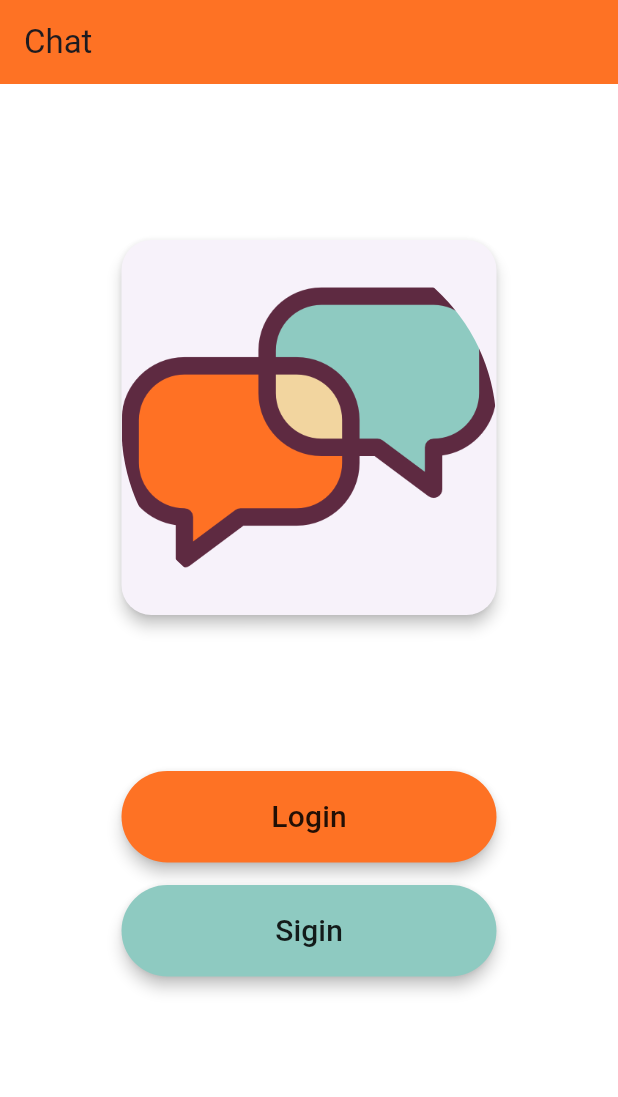
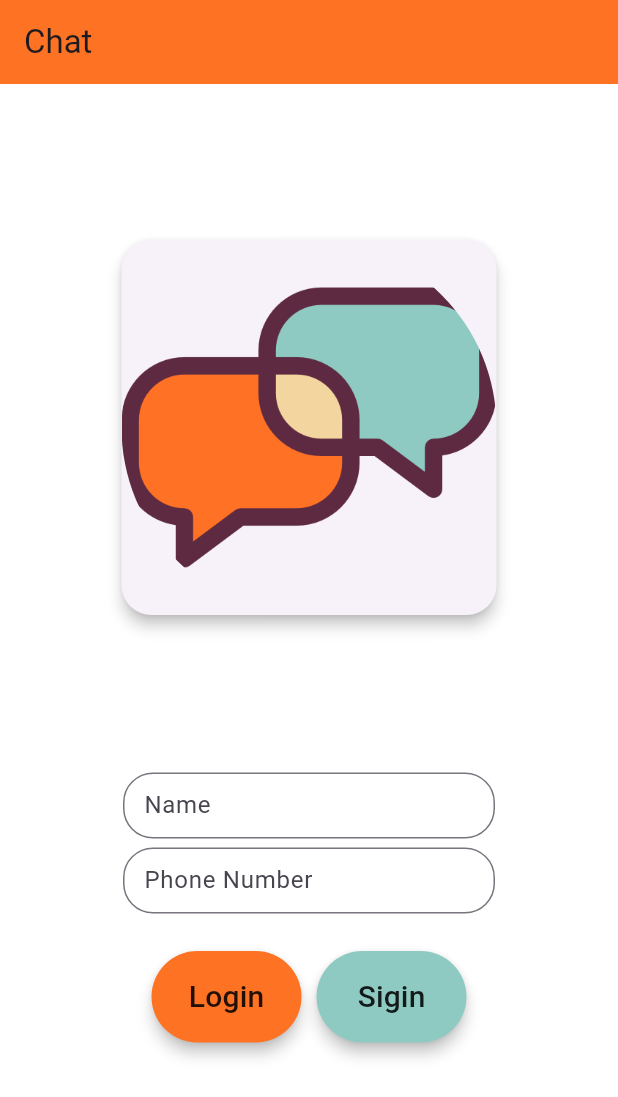
Before and after one commit to qotibaeiad/bring, a Flutter app: the screen it shows after launch, on a phone screen of 412 x 824 dp. Shown: the top 1097 px of the screen. Run offline on Flutter 3.47's test engine with Material 3 defaults, Android fonts, the phone set to English and light mode, and no system bars; our stand-ins replace socket_io_client; accounts and stored records are empty; network calls fail.

Commit message:
add user to database

```diff
--- /dev/null
+++ b/lib/class/user.dart
@@ -0,0 +1,27 @@
+class User {
+  late String name;
+  late String phoneNumber;
+
+  // Private constructor
+  User._private();
+
+  // Singleton instance
+  static final User _instance = User._private();
+
+  // Factory constructor to return the singleton instance
+  factory User() => _instance;
+
+  // Method to set user data
+  void setUserData(String name, String phoneNumber) {
+    this.name = name;
+    this.phoneNumber = phoneNumber;
+  }
+
+  // Method to convert the user to JSON
+  Map<String, dynamic> toJson() {
+    return {
+      'name': name,
+      'phoneNumber': phoneNumber,
+    };
+  }
+}
--- a/lib/main.dart
+++ b/lib/main.dart
@@ -35,7 +35,7 @@ class _MyHomePageState extends State<MyHomePage> {
   @override
   void initState() {
     super.initState();
-    socketService = SocketService('0.0.0.0:3000');
+    socketService = SocketService('192.168.14.9:3000');
     socketService.connect();
     socketService.listenForMessages((data) {
       print('Message from the node server: $data');
@@ -48,8 +48,8 @@ class _MyHomePageState extends State<MyHomePage> {
     super.dispose();
   }
 
-  void sendMessage(dynamic message) {
-    socketService.sendMessage(message);
+  void sendMessage(dynamic message, String decr) {
+    socketService.sendMessage(message, decr);
   }
 
   @override
--- a/lib/screen/homescreen.dart
+++ b/lib/screen/homescreen.dart
@@ -1,10 +1,15 @@
+import 'package:bring/class/user.dart';
+import 'package:bring/main.dart';
 import 'package:bring/widget/custom_Button.dart';
 import 'package:bring/widget/custom_Container.dart';
+import 'package:bring/widget/custom_TextField.dart';
 import 'package:flutter/material.dart';
-import 'package:bring/main.dart';
+
+late String name;
+late String phonenumber;
 
 class homescreen extends StatefulWidget {
-  const homescreen({super.key});
+  const homescreen({Key? key}) : super(key: key);
 
   @override
   State<homescreen> createState() => _homescreenState();
@@ -15,8 +20,10 @@ class _homescreenState extends State<homescreen> {
   Widget build(BuildContext context) {
     return Scaffold(
       backgroundColor: Colors.white,
-      body: Center(
+      body: SingleChildScrollView(
+        child: Center(
           child: Column(
+            mainAxisSize: MainAxisSize.min, // Set mainAxisSize to min
             children: [
               SizedBox(
                 height: 100,
@@ -32,29 +39,62 @@ class _homescreenState extends State<homescreen> {
               ),
               Column(
                 children: [
+                  customTextfield(
+                    padding: 1,
+                    height: 50,
+                    width: 250,
+                    hintText: 'Name',
+                    border: 20,
+                    onChanged: (value) {
+                      setState(() {
+                        name = value; // Update the name in the state
+                      });
+                    },
+                  ),
+                  customTextfield(
+                    padding: 1,
+                    height: 50,
+                    width: 250,
+                    hintText: 'Phone Number',
+                    border: 20,
+                    onChanged: (value) {
+                      setState(() {
+                        phonenumber = value; // Update the name in the state
+                      });
+                    },
+                  ),
+                  SizedBox(
+                    height: 20,
+                  ),
+                  Row(
+                    mainAxisAlignment: MainAxisAlignment.center,
+                    children: [
                       CustomButton(
                         func: () {
-                    socketService.sendMessage("Login");
+                          final User user = User();
+                          user.setUserData(name, phonenumber);
+                          socketService.sendMessage('addUser', user);
+                          // socketService.sendMessage("Login");
                           Navigator.pushNamed(context, 'messagescreen');
                         },
                         text: 'Login',
                         elevation: 4,
                         color: Color.fromRGBO(254, 114, 36, 1),
-                  width: 250,
+                        width: 100,
                         height: 30,
                         fontsize: 20,
                       ),
                       SizedBox(
-                  height: 15,
+                        width: 10,
                       ),
                       CustomButton(
                         func: () {
-                    socketService.sendMessage("Sigin");
+                          // socketService.sendMessage("Sigin");
                         },
                         text: 'Sigin',
                         elevation: 4,
                         color: Color.fromRGBO(142, 202, 193, 1),
-                  width: 250,
+                        width: 100,
                         height: 30,
                         fontsize: 20,
                       ),
@@ -62,6 +102,9 @@ class _homescreenState extends State<homescreen> {
                   ),
                 ],
               ),
+            ],
+          ),
+        ),
       ),
     );
   }
--- a/lib/server/socketserver.dart
+++ b/lib/server/socketserver.dart
@@ -30,8 +30,8 @@ class SocketService {
     socket.disconnect();
   }
 
-  void sendMessage(dynamic message) {
-    socket.emit('message', message);
+  void sendMessage(String decr, dynamic message) {
+    socket.emit(decr, message);
   }
 
   void listenForMessages(Function(dynamic) callback) {
--- a/lib/widget/custom_TextField.dart
+++ b/lib/widget/custom_TextField.dart
@@ -3,31 +3,38 @@ import 'package:flutter/material.dart';
 class customTextfield extends StatelessWidget {
   final double width;
   final double height;
-  final String hintext;
+  final String hintText;
   final double padding;
-  const customTextfield(
-      {required this.padding,
-      required this.height,
-      required this.width,
-      required this.hintext,
-      super.key});
+  final double border;
+  final Function(String) onChanged; // Callback function
+
+  const customTextfield({
+    required this.padding,
+    required this.height,
+    required this.width,
+    required this.hintText,
+    required this.border,
+    required this.onChanged, // Pass the callback function
+    Key? key,
+  }) : super(key: key);
 
   @override
   Widget build(BuildContext context) {
     return Container(
-      width: this.width,
-      height: this.height,
+      width: width,
+      height: height,
       child: Padding(
-        padding: EdgeInsets.all(this.padding),
+        padding: EdgeInsets.all(padding),
         child: TextField(
-          onChanged: (value) {},
+          onChanged: onChanged, // Trigger the callback function on change
           decoration: InputDecoration(
-            hintText: this.hintext,
-            isDense:
-                true, // Set to true to reduce the height of the input field
+            hintText: hintText,
+            isDense: true,
             contentPadding:
                 EdgeInsets.symmetric(vertical: 10.0, horizontal: 10.0),
             border: OutlineInputBorder(
+              borderRadius:
+                  BorderRadius.circular(this.border), // Set circular border
               borderSide: BorderSide(color: Colors.black),
             ),
           ),
```
Lines whose indentation alone changed are shown as unchanged.
